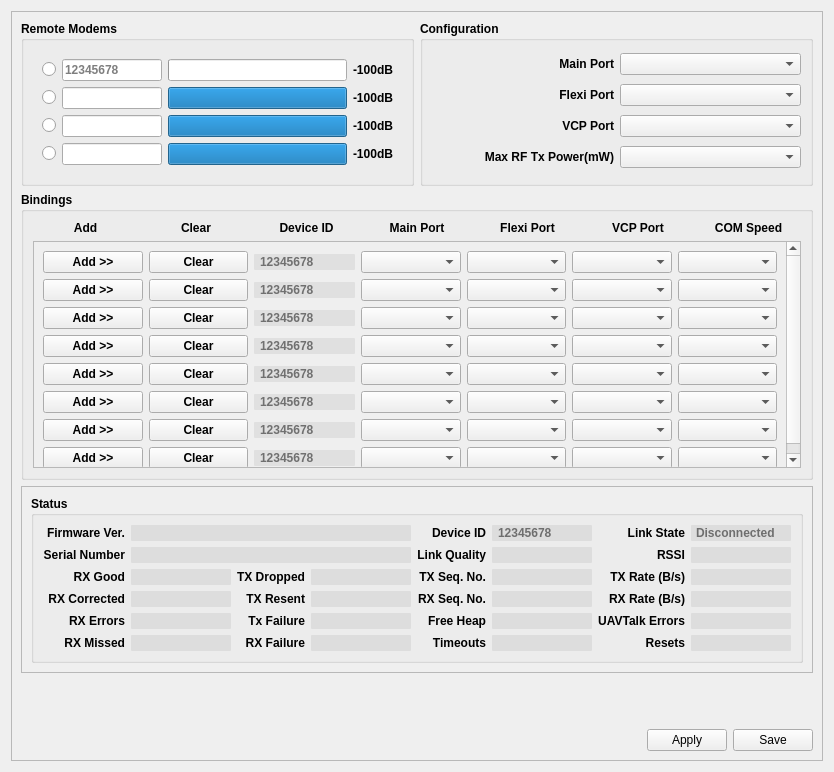
The window that ground/openpilotgcs/src/plugins/config/pipxtreme.ui (openpilot/OpenPilot) describes before a commit, drawn with Qt 5.
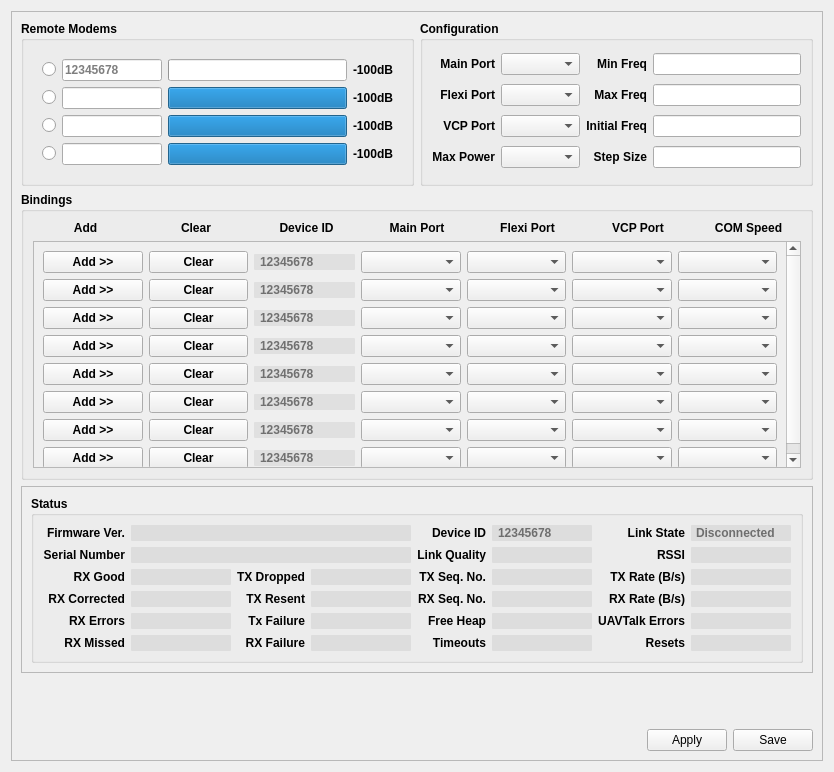
The same window after the commit. Icons and pictures are not drawn.

Diff of the .ui file:
```diff
--- a/ground/openpilotgcs/src/plugins/config/pipxtreme.ui
+++ b/ground/openpilotgcs/src/plugins/config/pipxtreme.ui
@@ -2460,6 +2460,23 @@
            </property>
           </widget>
          </item>
+         <item row="0" column="2">
+          <widget class="QLabel" name="MinimumFrequencyLabel">
+           <property name="text">
+            <string>Min Freq</string>
+           </property>
+           <property name="alignment">
+            <set>Qt::AlignRight|Qt::AlignTrailing|Qt::AlignVCenter</set>
+           </property>
+          </widget>
+         </item>
+         <item row="0" column="3">
+          <widget class="QLineEdit" name="MinimumFrequency">
+           <property name="toolTip">
+            <string extracomment="The minimum transmit frequency (Hz)"/>
+           </property>
+          </widget>
+         </item>
          <item row="1" column="0">
           <widget class="QLabel" name="FlexiPortLabel">
            <property name="text">
@@ -2483,6 +2500,23 @@
            </property>
           </widget>
          </item>
+         <item row="1" column="2">
+          <widget class="QLabel" name="MaximumFrequencyLabel">
+           <property name="text">
+            <string>Max Freq</string>
+           </property>
+           <property name="alignment">
+            <set>Qt::AlignRight|Qt::AlignTrailing|Qt::AlignVCenter</set>
+           </property>
+          </widget>
+         </item>
+         <item row="1" column="3">
+          <widget class="QLineEdit" name="MaximumFrequency">
+           <property name="toolTip">
+            <string extracomment="The maximum transmit frequency (Hz)"/>
+           </property>
+          </widget>
+         </item>
          <item row="2" column="0">
           <widget class="QLabel" name="VCPPortLabel">
            <property name="text">
@@ -2506,17 +2540,34 @@
            </property>
           </widget>
          </item>
-         <item row="7" column="0">
+         <item row="2" column="2">
+          <widget class="QLabel" name="InitFrequencyLabel">
+           <property name="text">
+            <string>Initial Freq</string>
+           </property>
+           <property name="alignment">
+            <set>Qt::AlignRight|Qt::AlignTrailing|Qt::AlignVCenter</set>
+           </property>
+          </widget>
+         </item>
+         <item row="2" column="3">
+          <widget class="QLineEdit" name="InitFrequency">
+           <property name="toolTip">
+            <string extracomment="The initial transmit frequency (Hz)"/>
+           </property>
+          </widget>
+         </item>
+         <item row="3" column="0">
           <widget class="QLabel" name="MaxRFTxPowerLabel">
            <property name="text">
-            <string>Max RF Tx Power(mW)</string>
+            <string>Max Power</string>
            </property>
            <property name="alignment">
             <set>Qt::AlignRight|Qt::AlignTrailing|Qt::AlignVCenter</set>
            </property>
           </widget>
          </item>
-         <item row="7" column="1">
+         <item row="3" column="1">
           <widget class="QComboBox" name="MaxRFTxPower">
            <property name="maximumSize">
             <size>
@@ -2535,6 +2586,23 @@
            </property>
           </widget>
          </item>
+         <item row="3" column="2">
+          <widget class="QLabel" name="StepSizeLabel">
+           <property name="text">
+            <string>Step Size</string>
+           </property>
+           <property name="alignment">
+            <set>Qt::AlignRight|Qt::AlignTrailing|Qt::AlignVCenter</set>
+           </property>
+          </widget>
+         </item>
+         <item row="3" column="3">
+          <widget class="QLineEdit" name="StepSize">
+           <property name="toolTip">
+            <string extracomment="The channel spacing (Hz)"/>
+           </property>
+          </widget>
+         </item>
         </layout>
        </widget>
       </item>
```
Left out of the diff: 2 changed lines with no effect on the pictures.
